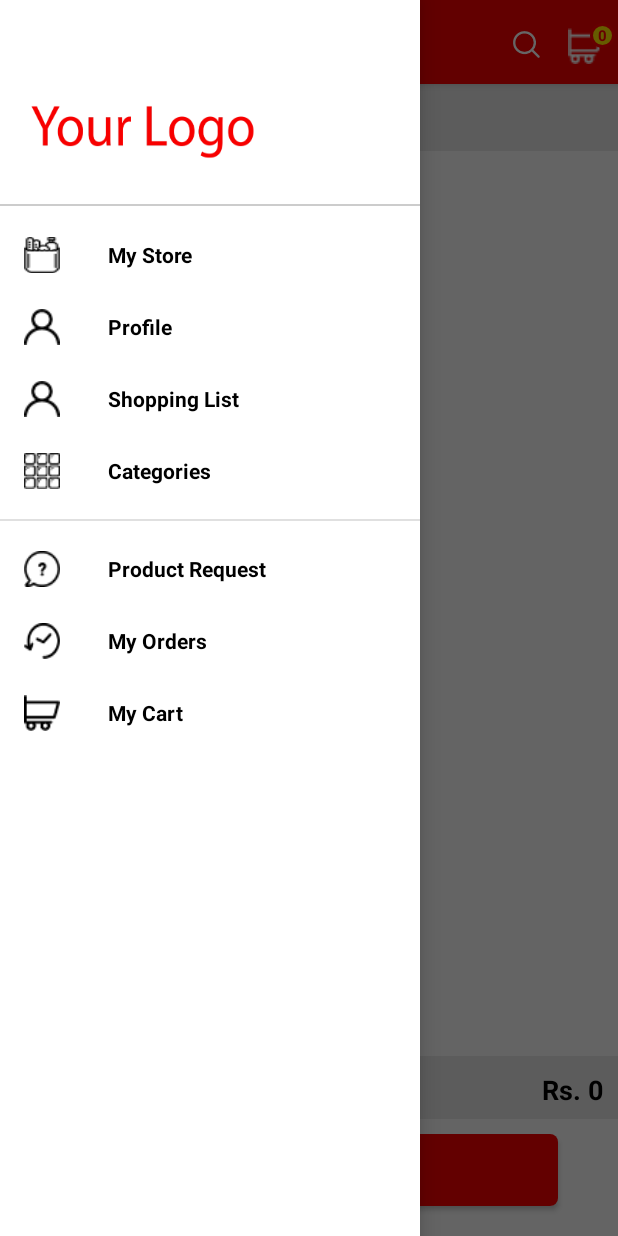
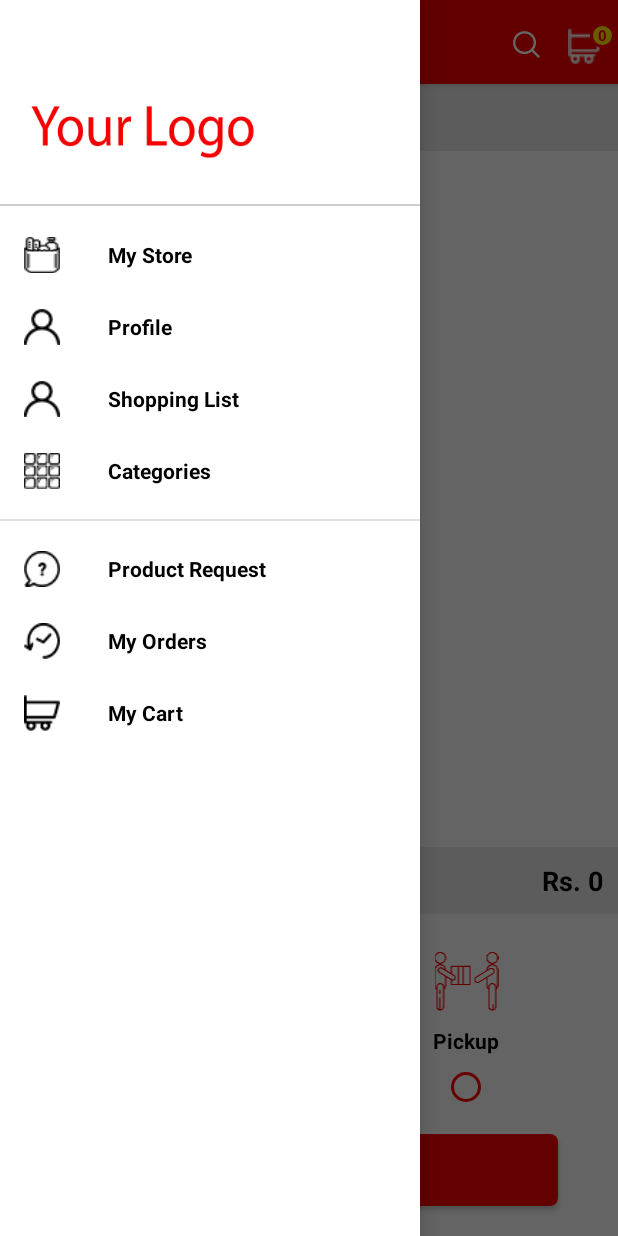
Before and after one commit to asadkhan/StoreXpressWL, an Android app: the CheckOutFirstActivity screen opened directly, with no data from a screen before it, with the side drawer open, on a phone screen of 412 x 824 dp. Run offline under Robolectric (Android 15) with nearby library versions, the phone set to English and light mode, and no system bars; our stand-ins replace Picasso; pictures from the network do not load.

Commit message:
Checkout UI Change

```diff
--- a/app/src/main/res/layout/content_checkoutf.xml
+++ b/app/src/main/res/layout/content_checkoutf.xml
@@ -55,15 +55,42 @@
     </RelativeLayout>
 
     <RelativeLayout
+        android:id="@+id/checkout_rate"
+        android:layout_width="wrap_content"
+        android:layout_height="wrap_content"
+        android:layout_above="@+id/checkout_footer"
+        android:layout_below="@+id/checkout_header">
+
+        <android.support.v7.widget.RecyclerView
+            android:id="@+id/recycler_view_checkoutItem"
+            android:layout_width="match_parent"
+            android:layout_height="wrap_content"
+            android:paddingEnd="10dp"
+            android:paddingStart="10dp" />
+
+    </RelativeLayout>
+
+    <ScrollView
+        android:layout_width="fill_parent"
+        android:layout_height="fill_parent"
+        android:layout_above="@+id/checkout_footer"
+        android:layout_below="@+id/checkout_header"
+        android:fillViewport="true"
+        android:visibility="gone">
+
+
+    </ScrollView>
+
+    <RelativeLayout
         android:id="@+id/checkout_footer"
         android:layout_width="match_parent"
-        android:layout_height="120dp"
+        android:layout_height="260dp"
         android:layout_alignParentBottom="true">
 
         <LinearLayout
             android:layout_width="match_parent"
             android:layout_height="wrap_content"
-            android:layout_above="@+id/proceed_btn"
+            android:layout_above="@+id/option_radio"
             android:layout_alignParentLeft="false"
             android:layout_marginBottom="10dip"
             android:background="#e8e8e8"
@@ -131,71 +158,27 @@
                 android:paddingTop="10dip"
                 android:text=""
                 android:textColor="#000000"
-                android:textSize="18sp"
-                android:visibility="gone" />
+                android:textSize="18sp" />
 
         </LinearLayout>
 
         <LinearLayout
-            android:id="@+id/proceed_btn"
+            android:id="@+id/option_radio"
             android:layout_width="match_parent"
             android:layout_height="wrap_content"
-            android:layout_alignParentBottom="true"
-            android:orientation="horizontal">
-
-            <Button
-                android:id="@+id/btn_next"
-                android:layout_width="match_parent"
-                android:layout_height="wrap_content"
-                android:layout_marginBottom="20dp"
-                android:layout_marginEnd="40dp"
-                android:layout_marginStart="40dp"
-                android:textAllCaps="false"
-                android:background="@drawable/border_radius_red"
-                android:text="Proceed To Pickup"
-                android:textColor="@color/colorAccent"
-                android:textSize="14sp" />
-        </LinearLayout>
-    </RelativeLayout>
-
-    <ScrollView
-        android:layout_width="fill_parent"
-        android:layout_height="fill_parent"
-        android:layout_above="@+id/checkout_footer"
-        android:layout_below="@+id/checkout_header"
-        android:fillViewport="true">
-
-        <android.support.v7.widget.RecyclerView
-            android:id="@+id/recycler_view_checkoutItem"
-            android:layout_width="match_parent"
-            android:layout_height="wrap_content"
-
-            android:paddingEnd="10dp"
-            android:paddingStart="10dp" />
-    </ScrollView>
-
-    <ScrollView
-        android:layout_width="match_parent"
-        android:layout_height="match_parent"
-        android:visibility="gone">
-
-        <LinearLayout
-            android:layout_width="match_parent"
-            android:layout_height="match_parent"
+            android:layout_above="@+id/proceed_btn"
             android:orientation="vertical">
 
             <LinearLayout
                 android:layout_width="match_parent"
-                android:layout_height="0dp"
-                android:layout_weight="1"
+                android:layout_height="wrap_content"
                 android:gravity="bottom|center"
                 android:orientation="vertical">
 
                 <LinearLayout
                     android:layout_width="match_parent"
                     android:layout_height="wrap_content"
-                    android:orientation="horizontal"
-                    android:visibility="invisible">
+                    android:orientation="horizontal">
 
                     <RadioGroup
                         android:id="@+id/radioOrderType"
@@ -283,5 +266,36 @@
 
 
         </LinearLayout>
+
+        <LinearLayout
+            android:id="@+id/proceed_btn"
+            android:layout_width="match_parent"
+            android:layout_height="wrap_content"
+            android:layout_alignParentBottom="true"
+            android:orientation="horizontal">
+
+            <Button
+                android:id="@+id/btn_next"
+                android:layout_width="match_parent"
+                android:layout_height="wrap_content"
+                android:layout_marginBottom="20dp"
+                android:layout_marginEnd="40dp"
+                android:layout_marginStart="40dp"
+                android:background="@drawable/border_radius_red"
+                android:text="NEXT"
+                android:textAllCaps="false"
+                android:textColor="@color/colorAccent"
+                android:textSize="14sp" />
+        </LinearLayout>
+    </RelativeLayout>
+
+    <ScrollView
+        android:layout_width="match_parent"
+        android:layout_height="wrap_content"
+        android:visibility="gone">
+
+
     </ScrollView>
+
+
 </RelativeLayout>
```
